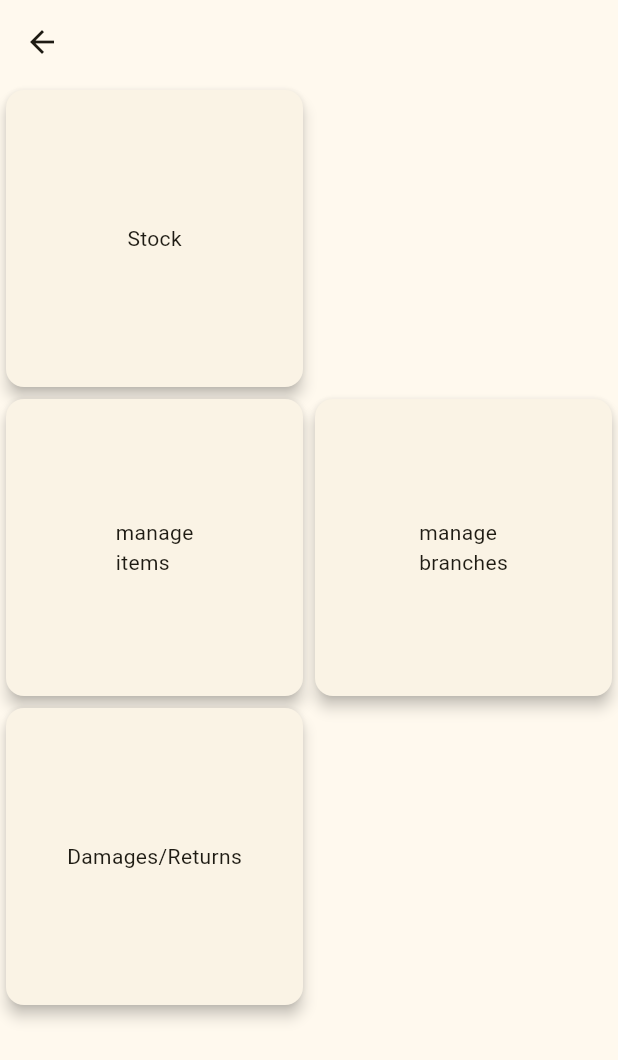
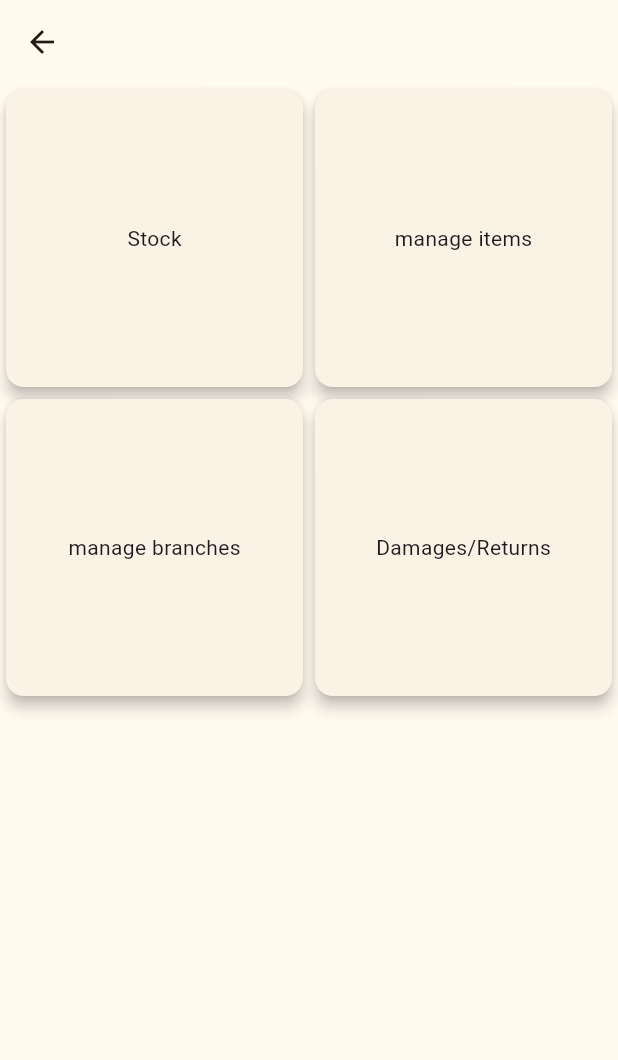
Before and after one commit to hamedreda/ERPassignment, a Flutter app: the AdminPage screen opened directly, on a phone screen of 412 x 824 dp. Shown: the top 1060 px of the screen. Run offline on Flutter 3.47's test engine with Material 3 defaults, Android fonts, the phone set to English and light mode, and no system bars; our stand-ins replace cloud_firestore, firebase_core, google_fonts; accounts and stored records are empty; Roboto replaces fonts that are missing (Aboreto).

Commit message:
last commit

```diff
--- a/lib/AdminPage.dart
+++ b/lib/AdminPage.dart
@@ -11,7 +11,10 @@ class AdminPage extends StatelessWidget {
   Widget build(BuildContext context) {
     return Scaffold(
         appBar: AppBar(),
-        body: GridView.count(
+        body: Stack(
+          children: [
+            // Padding(padding: EdgeInsets.all(0),child: Image.asset('assets/flower-8625039.png',),),
+            GridView.count(
               crossAxisCount: 2,
               children: [
                 InkWell(
@@ -24,14 +27,13 @@ class AdminPage extends StatelessWidget {
                     ),
                   ),
                 ),
-            Container(),
                 InkWell(
                   onTap: ()=>Navigator.push(context, MaterialPageRoute(builder: (context)=>AdminSKU())),
                   child: Card(
                     elevation: 4,
                     child: Container(
                       alignment: Alignment.center,
-                  child: Text("manage\nitems"),
+                      child: Text("manage items"),
                     ),
                   ),
                 ),
@@ -41,7 +43,7 @@ class AdminPage extends StatelessWidget {
                     elevation: 4,
                     child: Container(
                       alignment: Alignment.center,
-                  child: Text("manage\nbranches",),
+                      child: Text("manage branches",),
                     ),
                   ),
                 ),
@@ -55,6 +57,10 @@ class AdminPage extends StatelessWidget {
                     ),
                   ),
                 ),
+
+
+              ],
+            )
           ],
         )
     );
--- a/lib/LoginPage.dart
+++ b/lib/LoginPage.dart
@@ -70,7 +70,8 @@ class _LoginPageState extends State<LoginPage> {
                     )
                 ),
               ),
-              ElevatedButton(onPressed: ()=>_login(_UsernameController.text,_PasswordController.text), child: Text("Login"))
+              ElevatedButton(onPressed: ()=>_login(_UsernameController.text,_PasswordController.text), child: Text("Login")),
+              Padding(padding: EdgeInsets.all(100),child: Image.asset('assets/parcel-box-package-icon.png',),),
             ],
           ),
         )
--- a/lib/main.dart
+++ b/lib/main.dart
@@ -2,6 +2,8 @@ import 'AdminPage.dart';
 import 'package:flutter/material.dart';
 import 'LoginPage.dart';
 import 'package:firebase_core/firebase_core.dart';
+import 'package:google_fonts/google_fonts.dart';
+
 
 void main() async {
   WidgetsFlutterBinding.ensureInitialized();
@@ -19,6 +21,7 @@ class MyApp extends StatelessWidget {
       theme: ThemeData(
         colorScheme: ColorScheme.fromSeed(seedColor: Color(0xFFFFDE3F)),
         useMaterial3: true,
+        textTheme: GoogleFonts.aboretoTextTheme(Theme.of(context).textTheme)
       ),
       home: LoginPage(),
     );
--- a/pubspec.yaml
+++ b/pubspec.yaml
@@ -38,6 +38,8 @@ dependencies:
   cupertino_icons: ^1.0.2
   firebase_core: ^2.24.2
   cloud_firestore: ^4.14.0
+  google_fonts: ^5.0.0
+  image: ^4.5.3
 
 dev_dependencies:
   flutter_test:
@@ -55,6 +57,8 @@ dev_dependencies:
 
 # The following section is specific to Flutter packages.
 flutter:
+  assets:
+    - assets/
 
   # The following line ensures that the Material Icons font is
   # included with your application, so that you can use the icons in
```
Also changed, not shown: assets/boxes-icon.png (added), assets/flower-8163377.jpg (added), assets/parcel-box-package-icon.png (added), pubspec.lock, 3 other files. Lines whose indentation alone changed are shown as unchanged.
